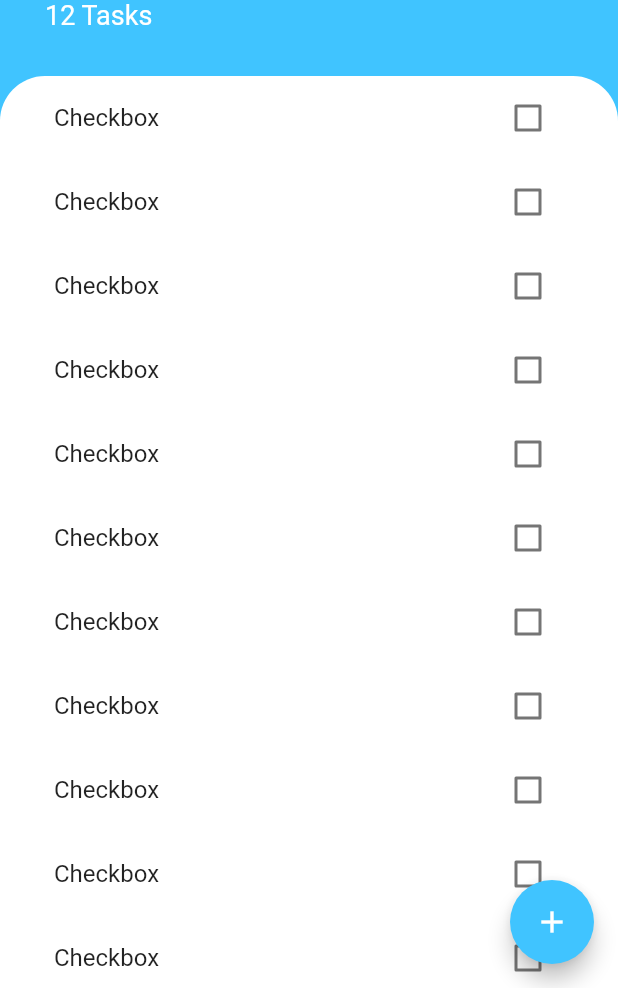
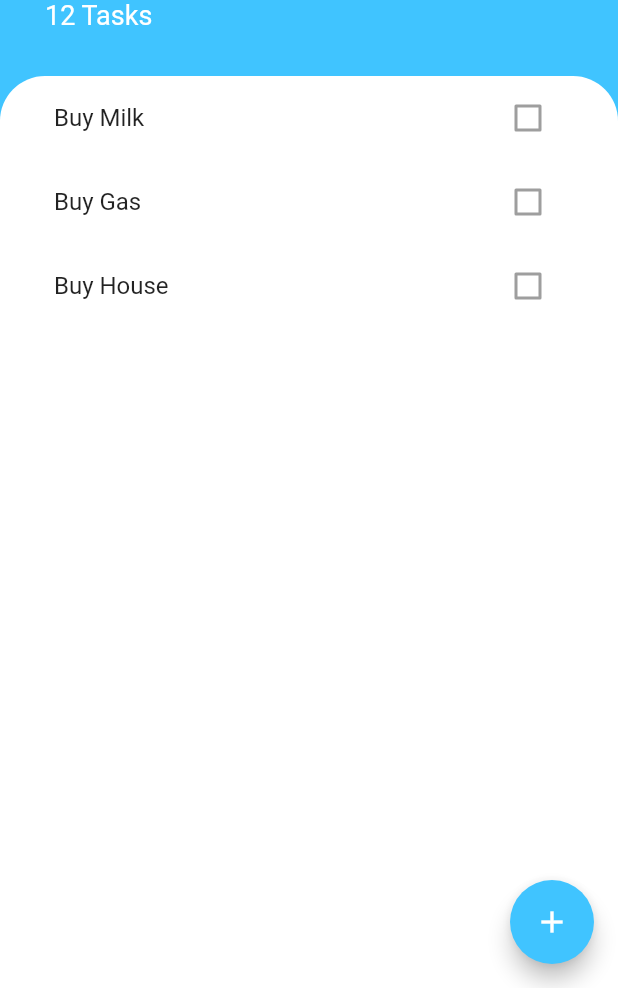
Before and after one commit to Wisara8/tooey, a Flutter app: the screen it shows after launch, on a phone screen of 412 x 824 dp, the part 248-1236 px from its top. Run offline on Flutter 3.47's test engine with Material 2 defaults, Android fonts, the phone set to English and light mode, and no system bars.

Commit message:
refractor stless

```diff
--- a/lib/models/task.dart
+++ b/lib/models/task.dart
@@ -2,7 +2,10 @@ class Task {
   final String name;
   bool isDone;
 
-  Task({this.name, this.isDone = false});
+  Task({
+    this.isDone = false,
+    this.name,
+  });
 
   void toggleDone() {
     isDone = !isDone;
--- a/lib/widgets/tasks_list.dart
+++ b/lib/widgets/tasks_list.dart
@@ -1,5 +1,6 @@
 import 'package:flutter/material.dart';
 import 'package:todooeytooey/widgets/tasks_tile.dart';
+import 'package:todooeytooey/models/task.dart';
 
 class TasksList extends StatefulWidget {
   @override
@@ -7,32 +8,28 @@ class TasksList extends StatefulWidget {
 }
 
 class _TasksListState extends State<TasksList> {
-  List<Task> tasks = [];
+  List<Task> tasks = [
+    Task(name: "Buy Milk"),
+    Task(name: "Buy Gas"),
+    Task(name: "Buy House"),
+  ];
 
   @override
   Widget build(BuildContext context) {
     return ListView(
       children: <Widget>[
-        TaskTile(),
-        TaskTile(),
-        TaskTile(),
-        TaskTile(),
-        TaskTile(),
-        TaskTile(),
-        TaskTile(),
-        TaskTile(),
-        TaskTile(),
-        TaskTile(),
-        TaskTile(),
-        TaskTile(),
-        TaskTile(),
-        TaskTile(),
-        TaskTile(),
-        TaskTile(),
-        TaskTile(),
-        TaskTile(),
-        TaskTile(),
-        TaskTile(),
+        TaskTile(
+          taskTitle: tasks[0].name,
+          isChecked: tasks[0].isDone,
+        ),
+        TaskTile(
+          taskTitle: tasks[1].name,
+          isChecked: tasks[1].isDone,
+        ),
+        TaskTile(
+          taskTitle: tasks[2].name,
+          isChecked: tasks[2].isDone,
+        ),
       ],
     );
   }
--- a/lib/widgets/tasks_tile.dart
+++ b/lib/widgets/tasks_tile.dart
@@ -1,43 +1,30 @@
 import 'package:flutter/material.dart';
 
-class TaskTile extends StatefulWidget {
-  @override
-  _TaskTileState createState() => _TaskTileState();
-}
+class TaskTile extends StatelessWidget {
+  final bool isChecked;
+  final String taskTitle;
 
-class _TaskTileState extends State<TaskTile> {
-  bool isChecked = false;
+  TaskTile({this.isChecked, this.taskTitle});
 
   @override
   Widget build(BuildContext context) {
     return ListTile(
       title: Text(
-        "Checkbox",
+        taskTitle,
         style: TextStyle(
             decoration: isChecked ? TextDecoration.lineThrough : null),
       ),
-      trailing: TaskCheckbox(
-          checkboxState: isChecked,
-          toggleCheckBoxState: (bool checkboxState) {
-            setState(() {
-              isChecked = checkboxState;
-            });
-          }),
+      trailing: Checkbox(
+        activeColor: Colors.lightBlueAccent,
+        value: isChecked,
+//        onChanged: toggleCheckBoxState,
+      ),
     );
   }
 }
-
-class TaskCheckbox extends StatelessWidget {
-  final bool checkboxState;
-  final Function toggleCheckBoxState;
-
-  TaskCheckbox({this.checkboxState, this.toggleCheckBoxState});
-  @override
-  Widget build(BuildContext context) {
-    return Checkbox(
-      activeColor: Colors.lightBlueAccent,
-      value: checkboxState,
-      onChanged: toggleCheckBoxState,
-    );
-  }
-}
+//
+//(bool checkboxState) {
+//setState(() {
+//isChecked = checkboxState;
+//});
+//}),
```
